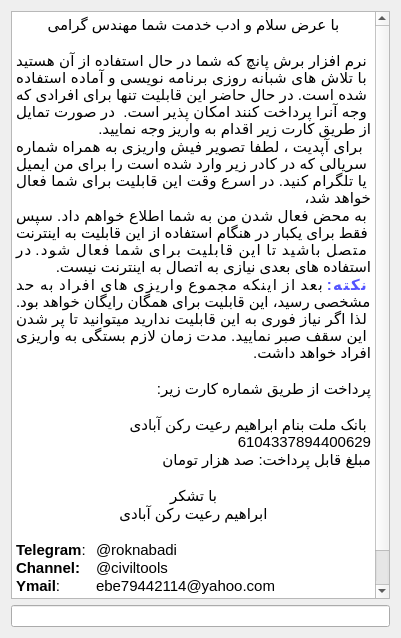
ebrahimraeyat/OSAFE, file Resources/ui/serial.ui: the form before one commit.
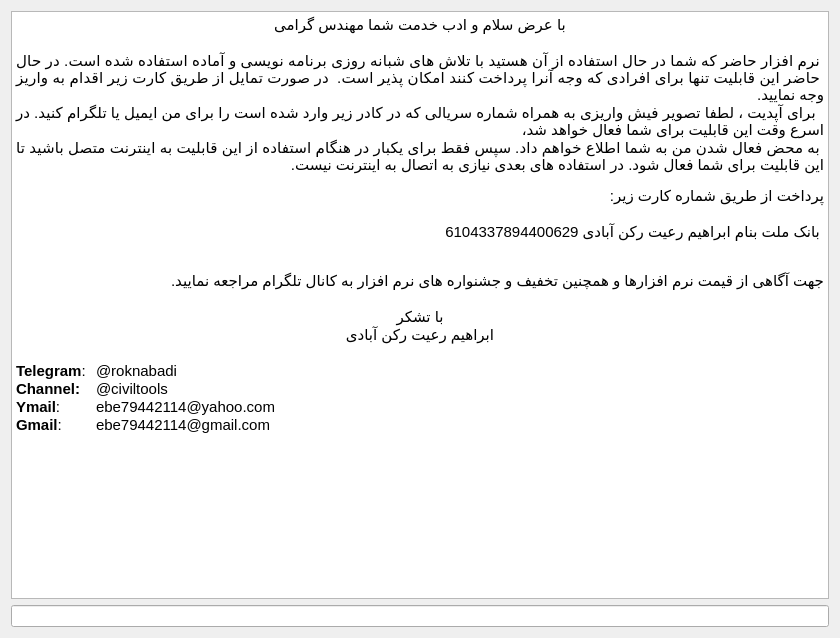
The form after the commit.

Commit message: change the legal text

```diff
--- a/Resources/ui/serial.ui
+++ b/Resources/ui/serial.ui
@@ -9,7 +9,7 @@
    <rect>
     <x>0</x>
     <y>0</y>
-    <width>401</width>
+    <width>840</width>
     <height>638</height>
    </rect>
   </property>
@@ -28,18 +28,19 @@
         <string>&lt;!DOCTYPE HTML PUBLIC &quot;-//W3C//DTD HTML 4.0//EN&quot; &quot;http://www.w3.org/TR/REC-html40/strict.dtd&quot;&gt;
 &lt;html&gt;&lt;head&gt;&lt;meta name=&quot;qrichtext&quot; content=&quot;1&quot; /&gt;&lt;style type=&quot;text/css&quot;&gt;
 p, li { white-space: pre-wrap; }
-&lt;/style&gt;&lt;/head&gt;&lt;body style=&quot; font-family:'Noto Sans'; font-size:10pt; font-weight:400; font-style:normal;&quot;&gt;
+&lt;/style&gt;&lt;/head&gt;&lt;body style=&quot; font-family:'MS Shell Dlg 2'; font-size:7.8pt; font-weight:400; font-style:normal;&quot;&gt;
 &lt;p align=&quot;center&quot; dir='rtl' style=&quot; margin-top:0px; margin-bottom:0px; margin-left:0px; margin-right:0px; -qt-block-indent:0; text-indent:0px;&quot;&gt;&lt;span style=&quot; font-family:'Ubuntu'; font-size:11pt;&quot;&gt;با عرض سلام و ادب خدمت شما مهندس گرامی&lt;/span&gt;&lt;/p&gt;
 &lt;p align=&quot;center&quot; dir='rtl' style=&quot;-qt-paragraph-type:empty; margin-top:0px; margin-bottom:0px; margin-left:0px; margin-right:0px; -qt-block-indent:0; text-indent:0px; font-family:'Ubuntu'; font-size:11pt;&quot;&gt;&lt;br /&gt;&lt;/p&gt;
-&lt;p align=&quot;justify&quot; dir='rtl' style=&quot; margin-top:0px; margin-bottom:0px; margin-left:0px; margin-right:0px; -qt-block-indent:0; text-indent:0px;&quot;&gt;&lt;span style=&quot; font-family:'Ubuntu'; font-size:11pt;&quot;&gt;نرم افزار برش پانچ که شما در حال استفاده از آن هستید با تلاش های شبانه روزی برنامه نویسی و آماده استفاده شده است. در حال حاضر این قابلیت تنها برای افرادی که وجه آنرا پرداخت کنند امکان پذیر است.  در صورت تمایل از طریق کارت زیر اقدام به واریز وجه نمایید.&lt;/span&gt;&lt;/p&gt;
+&lt;p align=&quot;justify&quot; dir='rtl' style=&quot; margin-top:0px; margin-bottom:0px; margin-left:0px; margin-right:0px; -qt-block-indent:0; text-indent:0px;&quot;&gt;&lt;span style=&quot; font-family:'Ubuntu'; font-size:11pt;&quot;&gt;نرم افزار حاضر که شما در حال استفاده از آن هستید با تلاش های شبانه روزی برنامه نویسی و آماده استفاده شده است. در حال حاضر این قابلیت تنها برای افرادی که وجه آنرا پرداخت کنند امکان پذیر است.  در صورت تمایل از طریق کارت زیر اقدام به واریز وجه نمایید.&lt;/span&gt;&lt;/p&gt;
 &lt;p align=&quot;justify&quot; dir='rtl' style=&quot; margin-top:0px; margin-bottom:0px; margin-left:0px; margin-right:0px; -qt-block-indent:0; text-indent:0px;&quot;&gt;&lt;span style=&quot; font-family:'Ubuntu'; font-size:11pt;&quot;&gt; برای آپدیت ، لطفا تصویر فیش واریزی به همراه شماره سریالی که در کادر زیر وارد شده است را برای من ایمیل یا تلگرام کنید. در اسرع وقت این قابلیت برای شما فعال خواهد شد،&lt;/span&gt;&lt;/p&gt;
 &lt;p align=&quot;justify&quot; dir='rtl' style=&quot; margin-top:0px; margin-bottom:0px; margin-left:0px; margin-right:0px; -qt-block-indent:0; text-indent:0px;&quot;&gt;&lt;span style=&quot; font-family:'Ubuntu'; font-size:11pt;&quot;&gt;به محض فعال شدن من به شما اطلاع خواهم داد. سپس فقط برای یکبار در هنگام استفاده از این قابلیت به اینترنت متصل باشید تا این قابلیت برای شما فعال شود. در استفاده های بعدی نیازی به اتصال به اینترنت نیست.&lt;/span&gt;&lt;/p&gt;
-&lt;p align=&quot;justify&quot; dir='rtl' style=&quot; margin-top:0px; margin-bottom:0px; margin-left:0px; margin-right:0px; -qt-block-indent:0; text-indent:0px;&quot;&gt;&lt;span style=&quot; font-family:'Ubuntu'; font-size:11pt; font-weight:600; color:#5555ff;&quot;&gt;نکته:&lt;/span&gt;&lt;span style=&quot; font-family:'Ubuntu'; font-size:11pt;&quot;&gt; بعد از اینکه مجموع واریزی های افراد به حد مشخصی رسید، این قابلیت برای همگان رایگان خواهد بود. لذا اگر نیاز فوری به این قابلیت ندارید میتوانید تا پر شدن این سقف صبر نمایید. مدت زمان لازم بستگی به واریزی افراد خواهد داشت.&lt;/span&gt;&lt;/p&gt;
-&lt;p align=&quot;right&quot; dir='rtl' style=&quot;-qt-paragraph-type:empty; margin-top:0px; margin-bottom:0px; margin-left:0px; margin-right:0px; -qt-block-indent:0; text-indent:0px; font-family:'Ubuntu'; font-size:11pt;&quot;&gt;&lt;br /&gt;&lt;/p&gt;
+&lt;p align=&quot;right&quot; dir='rtl' style=&quot;-qt-paragraph-type:empty; margin-top:0px; margin-bottom:0px; margin-left:0px; margin-right:0px; -qt-block-indent:0; text-indent:0px;&quot;&gt;&lt;br /&gt;&lt;/p&gt;
 &lt;p align=&quot;right&quot; dir='rtl' style=&quot; margin-top:0px; margin-bottom:0px; margin-left:0px; margin-right:0px; -qt-block-indent:0; text-indent:0px;&quot;&gt;&lt;span style=&quot; font-family:'Ubuntu'; font-size:11pt;&quot;&gt;پرداخت از طریق شماره کارت زیر:&lt;/span&gt;&lt;/p&gt;
 &lt;p align=&quot;right&quot; dir='rtl' style=&quot;-qt-paragraph-type:empty; margin-top:0px; margin-bottom:0px; margin-left:0px; margin-right:0px; -qt-block-indent:0; text-indent:0px; font-family:'Ubuntu'; font-size:11pt;&quot;&gt;&lt;br /&gt;&lt;/p&gt;
 &lt;p align=&quot;right&quot; dir='rtl' style=&quot; margin-top:0px; margin-bottom:0px; margin-left:0px; margin-right:0px; -qt-block-indent:0; text-indent:0px;&quot;&gt;&lt;span style=&quot; font-family:'Ubuntu'; font-size:11pt;&quot;&gt; بانک ملت بنام ابراهیم رعیت&lt;/span&gt;&lt;span style=&quot; font-family:'Ubuntu'; font-size:11pt; color:#000000;&quot;&gt; رکن آبادی 6104337894400629&lt;/span&gt;&lt;/p&gt;
-&lt;p align=&quot;right&quot; dir='rtl' style=&quot; margin-top:0px; margin-bottom:0px; margin-left:0px; margin-right:0px; -qt-block-indent:0; text-indent:0px;&quot;&gt;&lt;span style=&quot; font-family:'Ubuntu'; font-size:11pt; color:#000000;&quot;&gt;مبلغ قابل پرداخت: صد هزار تومان&lt;/span&gt;&lt;/p&gt;
+&lt;p align=&quot;right&quot; dir='rtl' style=&quot;-qt-paragraph-type:empty; margin-top:0px; margin-bottom:0px; margin-left:0px; margin-right:0px; -qt-block-indent:0; text-indent:0px;&quot;&gt;&lt;br /&gt;&lt;/p&gt;
+&lt;p align=&quot;right&quot; dir='rtl' style=&quot;-qt-paragraph-type:empty; margin-top:0px; margin-bottom:0px; margin-left:0px; margin-right:0px; -qt-block-indent:0; text-indent:0px; font-family:'Ubuntu'; font-size:11pt; color:#000000;&quot;&gt;&lt;br /&gt;&lt;/p&gt;
+&lt;p align=&quot;right&quot; dir='rtl' style=&quot; margin-top:0px; margin-bottom:0px; margin-left:0px; margin-right:0px; -qt-block-indent:0; text-indent:0px;&quot;&gt;&lt;span style=&quot; font-family:'Ubuntu'; font-size:11pt; color:#000000;&quot;&gt;جهت آگاهی از قیمت نرم افزارها و همچنین تخفیف و جشنواره های نرم افزار به کانال تلگرام مراجعه نمایید.&lt;/span&gt;&lt;/p&gt;
 &lt;p align=&quot;right&quot; dir='rtl' style=&quot;-qt-paragraph-type:empty; margin-top:0px; margin-bottom:0px; margin-left:0px; margin-right:0px; -qt-block-indent:0; text-indent:0px; font-family:'Ubuntu'; font-size:11pt; font-weight:600;&quot;&gt;&lt;br /&gt;&lt;/p&gt;
 &lt;p align=&quot;center&quot; dir='rtl' style=&quot; margin-top:0px; margin-bottom:0px; margin-left:0px; margin-right:0px; -qt-block-indent:0; text-indent:0px;&quot;&gt;&lt;span style=&quot; font-family:'Ubuntu'; font-size:11pt;&quot;&gt;با تشکر&lt;/span&gt;&lt;/p&gt;
 &lt;p align=&quot;center&quot; dir='rtl' style=&quot; margin-top:0px; margin-bottom:0px; margin-left:0px; margin-right:0px; -qt-block-indent:0; text-indent:0px;&quot;&gt;&lt;span style=&quot; font-family:'Ubuntu'; font-size:11pt;&quot;&gt;ابراهیم رعیت رکن آبادی&lt;/span&gt;&lt;/p&gt;
```
The commit also changes 1 other file.
